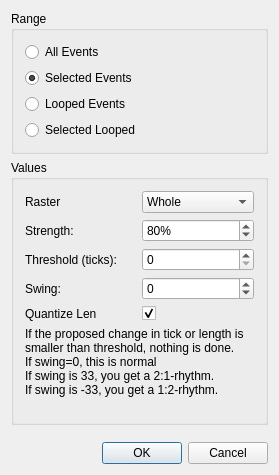
First picture: the form in muse3/muse/widgets/function_dialogs/quantbase.ui, repository emrum/muse, before the edit.
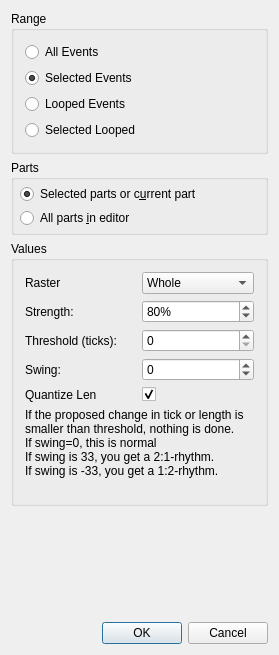
Second picture: the form after the edit.

```diff
--- a/muse3/muse/widgets/function_dialogs/quantbase.ui
+++ b/muse3/muse/widgets/function_dialogs/quantbase.ui
@@ -10,7 +10,7 @@
     <x>0</x>
     <y>0</y>
     <width>279</width>
-    <height>475</height>
+    <height>655</height>
    </rect>
   </property>
   <property name="windowTitle">
@@ -69,6 +69,53 @@
      </layout>
     </widget>
    </item>
+   <item>
+    <widget class="QGroupBox" name="partsBox">
+     <property name="sizePolicy">
+      <sizepolicy hsizetype="Preferred" vsizetype="Minimum">
+       <horstretch>0</horstretch>
+       <verstretch>0</verstretch>
+      </sizepolicy>
+     </property>
+     <property name="title">
+      <string>Parts</string>
+     </property>
+     <layout class="QVBoxLayout" name="verticalLayout_3">
+      <property name="spacing">
+       <number>4</number>
+      </property>
+      <property name="leftMargin">
+       <number>6</number>
+      </property>
+      <property name="topMargin">
+       <number>4</number>
+      </property>
+      <property name="rightMargin">
+       <number>6</number>
+      </property>
+      <property name="bottomMargin">
+       <number>4</number>
+      </property>
+      <item>
+       <widget class="QRadioButton" name="not_all_parts_button">
+        <property name="text">
+         <string>Selected parts or c&amp;urrent part</string>
+        </property>
+        <property name="checked">
+         <bool>true</bool>
+        </property>
+       </widget>
+      </item>
+      <item>
+       <widget class="QRadioButton" name="all_parts_button">
+        <property name="text">
+         <string>All parts &amp;in editor</string>
+        </property>
+       </widget>
+      </item>
+     </layout>
+    </widget>
+   </item>
    <item>
     <widget class="QGroupBox" name="groupBox_2">
      <property name="title">
```
Left out of the diff: 33 changed lines with no effect on the pictures.
